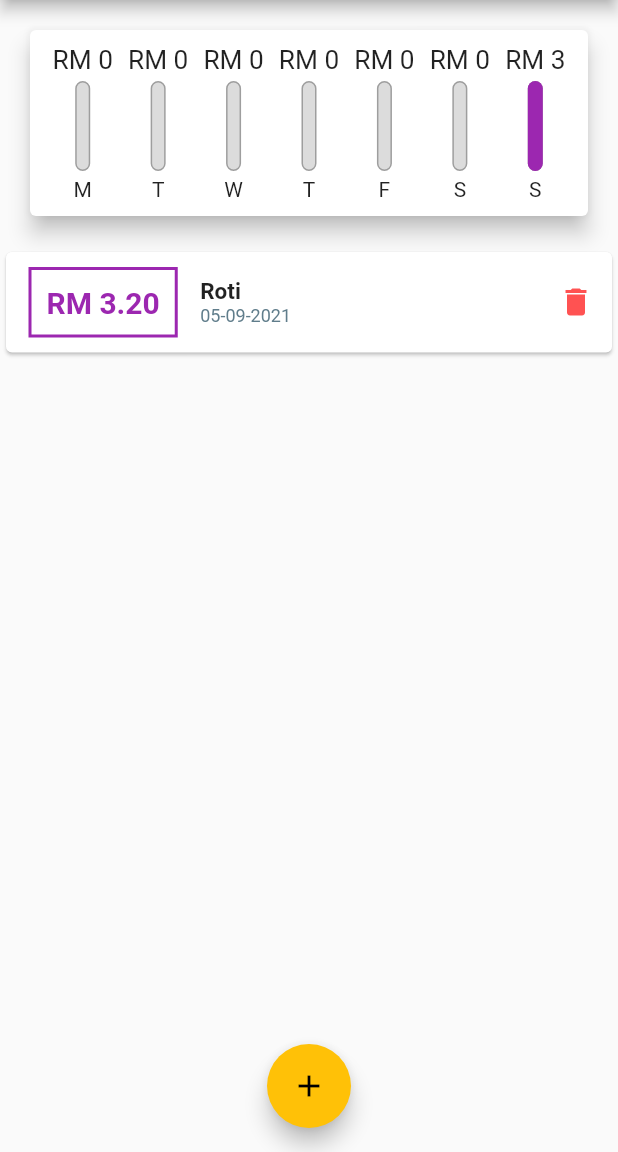
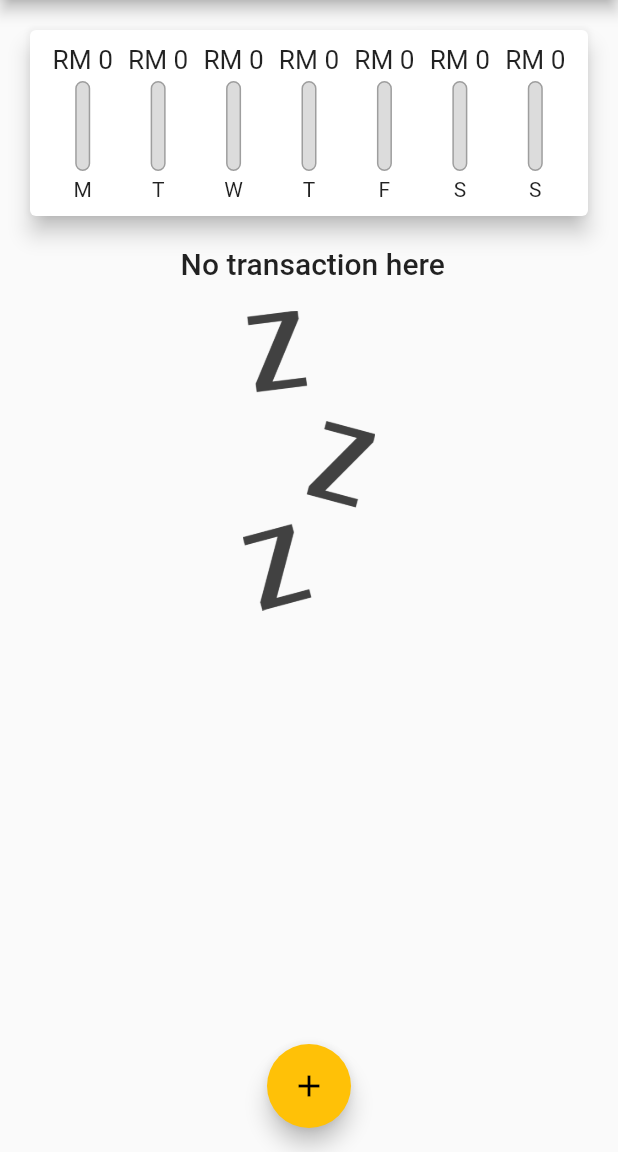
Before and after one commit to walidwazini/Flutter-ExpensesApp-1, a Flutter app: the screen it shows after launch, after a tap on the "delete" icon, on a phone screen of 412 x 824 dp, the part 84-1236 px from its top. Run offline on Flutter 3.47's test engine with Material 2 defaults, Android fonts, the phone set to English and light mode, and no system bars; Roboto replaces fonts that are missing (Quicksand).

Commit message:
finalize delete transaction

```diff
--- a/lib/main.dart
+++ b/lib/main.dart
@@ -76,7 +76,11 @@ class _MyHomePageState extends State<MyHomePage> {
     );
   }
 
-  void _deleteTransaction(){
+  void _deleteTransaction(String id){
+    // Need to delete transaction by id, not title
+    setState(() {
+      _userTransactions.removeWhere((tx) => tx.id == id );
+    });
 
   }
 
@@ -103,7 +107,7 @@ class _MyHomePageState extends State<MyHomePage> {
           crossAxisAlignment: CrossAxisAlignment.stretch,
           children: <Widget>[
             Chart(_recentTransactions),
-            TransactionList(_userTransactions),
+            TransactionList(_userTransactions, _deleteTransaction),
           ],
         ),
       ),
--- a/lib/widgets/transaction_list.dart
+++ b/lib/widgets/transaction_list.dart
@@ -6,8 +6,9 @@ import '../models/transaction.dart';
 
 class TransactionList extends StatelessWidget {
   final List<Transaction> transactions;
+  final Function deleteTx;
 
-  TransactionList(this.transactions);
+  TransactionList(this.transactions, this.deleteTx);
 
   @override
   Widget build(BuildContext context) {
@@ -80,7 +81,7 @@ class TransactionList extends StatelessWidget {
                             ],
                           ),
                           IconButton(
-                            onPressed: () {},
+                            onPressed: () => deleteTx(transactions[index].id),
                             icon: Icon(Icons.delete),
                             color: Theme.of(context).errorColor,
                           )
```
